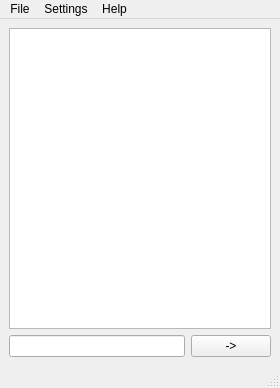
TeddyReady/TeddyChat, file TeddyClient/clientwindow.ui: the form before one commit.
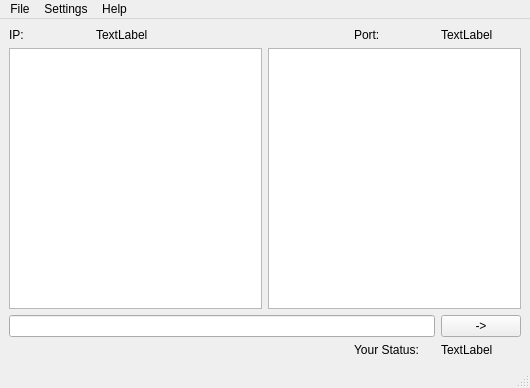
The form after the commit.

Diff of the .ui file:
```diff
--- a/TeddyClient/clientwindow.ui
+++ b/TeddyClient/clientwindow.ui
@@ -6,27 +6,98 @@
    <rect>
     <x>0</x>
     <y>0</y>
-    <width>280</width>
+    <width>530</width>
     <height>388</height>
    </rect>
   </property>
+  <property name="minimumSize">
+   <size>
+    <width>530</width>
+    <height>388</height>
+   </size>
+  </property>
   <property name="windowTitle">
    <string>MainWindow</string>
   </property>
   <widget class="QWidget" name="centralwidget">
    <layout class="QGridLayout" name="gridLayout">
-    <item row="0" column="0" colspan="2">
-     <widget class="QTextBrowser" name="incomingField"/>
+    <item row="0" column="0">
+     <layout class="QHBoxLayout" name="horizontalLayout_3">
+      <item>
+       <widget class="QLabel" name="label_2">
+        <property name="text">
+         <string>IP:</string>
+        </property>
+       </widget>
+      </item>
+      <item>
+       <widget class="QLabel" name="labelIP">
+        <property name="text">
+         <string>TextLabel</string>
+        </property>
+       </widget>
+      </item>
+     </layout>
     </item>
-    <item row="1" column="0">
-     <widget class="QLineEdit" name="messageField"/>
+    <item row="0" column="2">
+     <layout class="QHBoxLayout" name="horizontalLayout_2">
+      <item>
+       <widget class="QLabel" name="label_3">
+        <property name="text">
+         <string>Port:</string>
+        </property>
+       </widget>
+      </item>
+      <item>
+       <widget class="QLabel" name="labelPort">
+        <property name="text">
+         <string>TextLabel</string>
+        </property>
+       </widget>
+      </item>
+     </layout>
     </item>
-    <item row="1" column="1">
-     <widget class="QPushButton" name="sendButton">
-      <property name="text">
-       <string>-&gt;</string>
-      </property>
-     </widget>
+    <item row="1" column="0" colspan="3">
+     <layout class="QHBoxLayout" name="horizontalLayout_5">
+      <item>
+       <widget class="QTextBrowser" name="incomingField"/>
+      </item>
+      <item>
+       <widget class="QListWidget" name="listWidget"/>
+      </item>
+     </layout>
+    </item>
+    <item row="2" column="0" colspan="3">
+     <layout class="QHBoxLayout" name="horizontalLayout_4">
+      <item>
+       <widget class="QLineEdit" name="messageField"/>
+      </item>
+      <item>
+       <widget class="QPushButton" name="sendButton">
+        <property name="text">
+         <string>-&gt;</string>
+        </property>
+       </widget>
+      </item>
+     </layout>
+    </item>
+    <item row="3" column="2">
+     <layout class="QHBoxLayout" name="horizontalLayout">
+      <item>
+       <widget class="QLabel" name="label">
+        <property name="text">
+         <string>Your Status:</string>
+        </property>
+       </widget>
+      </item>
+      <item>
+       <widget class="QLabel" name="labelStatus">
+        <property name="text">
+         <string>TextLabel</string>
+        </property>
+       </widget>
+      </item>
+     </layout>
     </item>
    </layout>
   </widget>
@@ -35,7 +106,7 @@
     <rect>
      <x>0</x>
      <y>0</y>
-     <width>280</width>
+     <width>530</width>
      <height>20</height>
     </rect>
    </property>
```
Left out of the diff: 51 changed lines with no effect on the pictures.
